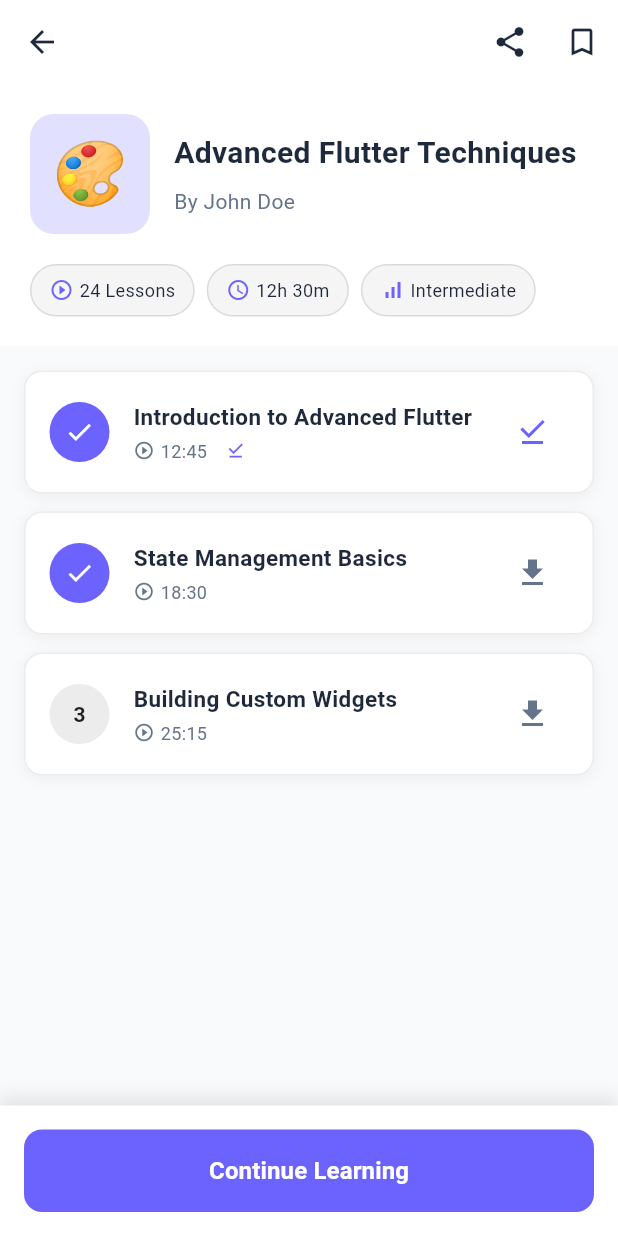
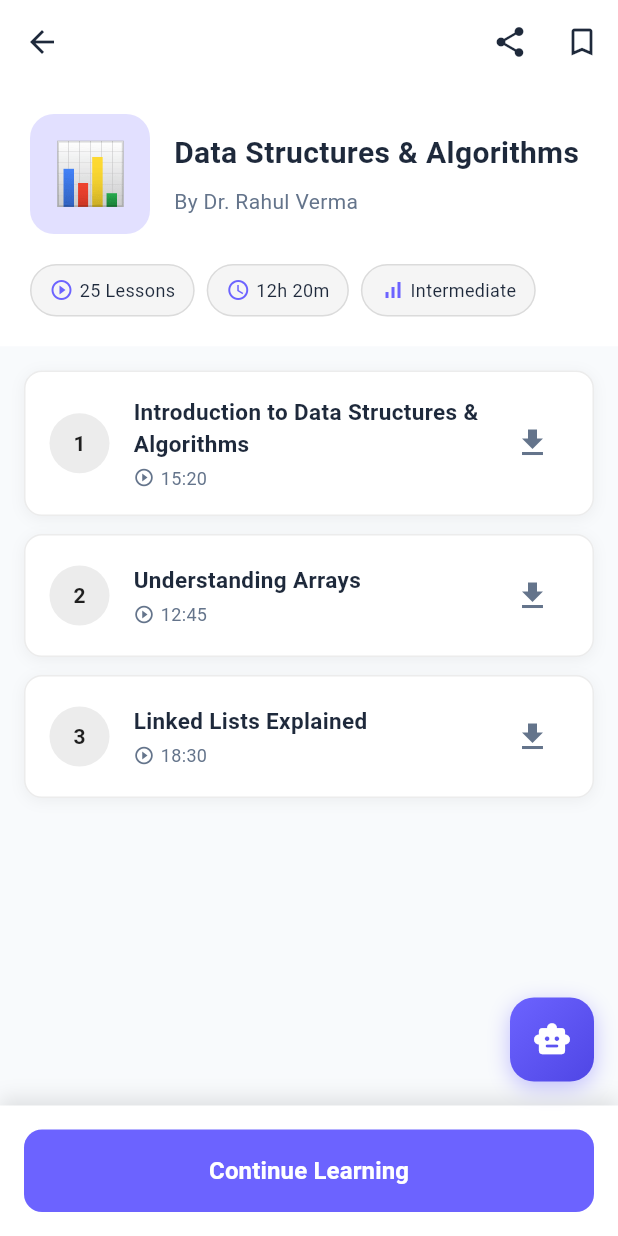
Before and after one commit to Swasthika-P-S/lms, a Flutter app: the CourseDetailScreen screen opened directly with sample values from the repository, on a phone screen of 412 x 824 dp. Run offline on Flutter 3.47's test engine with Material 3 defaults, Android fonts, the phone set to English and light mode, and no system bars; our stand-ins replace cloud_firestore, dio, firebase_auth, firebase_core, firebase_storage, fl_chart and 11 more; accounts and stored records are empty; network calls fail.

Commit message:
fix: resolve video playback issues on Web and update course videos with embeddable IDs

```diff
--- a/lib/app_tab/screens/content_viewer_screen.dart
+++ b/lib/app_tab/screens/content_viewer_screen.dart
@@ -121,9 +121,10 @@
         color: Colors.black,
         child: Center(
           child: VideoPlayerWidget(
-            videoUrl: currentLesson.videoUrl,
-            autoPlay: true,
-          ),
+          key: ValueKey(currentLesson.id),
+          videoUrl: currentLesson.videoUrl,
+          autoPlay: true,
+        ),
         ),
       );
     }
--- a/lib/app_tab/services/course_service.dart
+++ b/lib/app_tab/services/course_service.dart
@@ -61,34 +61,6 @@
     return [
       Course(
         id: '1',
-        title: 'Advanced Flutter Techniques',
-        instructor: 'John Doe',
-        thumbnail: '🎨',
-        progress: 0.75,
-        totalLessons: 24,
-        completedLessons: 18,
-        category: 'Development',
-        isEnrolled: true,
-        duration: '12h 30m',
-        description: 'Master advanced Flutter concepts and techniques',
-        tags: ['Flutter', 'Mobile', 'Advanced'],
-      ),
-      Course(
-        id: '2',
-        title: 'UI/UX Design Masterclass',
-        instructor: 'Jane Smith',
-        thumbnail: '🎭',
-        progress: 0.45,
-        totalLessons: 18,
-        completedLessons: 8,
-        category: 'Design',
-        isEnrolled: true,
-        duration: '8h 45m',
-        description: 'Learn professional UI/UX design principles',
-        tags: ['Design', 'UI/UX'],
-      ),
-      Course(
-        id: '3',
         title: 'Data Structures & Algorithms',
         instructor: 'Dr. Rahul Verma',
         thumbnail: '📊',
@@ -102,88 +74,32 @@
         tags: ['DSA', 'Algorithms'],
       ),
       Course(
-        id: '4',
-        title: 'Operating Systems Fundamentals',
-        instructor: 'Prof. Ananya Iyer',
-        thumbnail: '🖥️',
-        progress: 0.15,
+        id: '2',
+        title: 'C Programming',
+        instructor: 'Prof. Arjun Mehta',
+        thumbnail: '⚡',
+        progress: 0.0,
         totalLessons: 20,
-        completedLessons: 3,
-        category: 'Computer Science',
-        isEnrolled: true,
-        duration: '10h 10m',
-        description: 'Processes, threads, memory management and scheduling',
-        tags: ['OS', 'Systems'],
+        completedLessons: 0,
+        category: 'Programming',
+        isEnrolled: false,
+        duration: '10h 00m',
+        description: 'Master the fundamentals of C programming',
+        tags: ['C', 'Programming'],
       ),
       Course(
-        id: '5',
-        title: 'Database Management Systems',
-        instructor: 'Dr. Karthik Rao',
-        thumbnail: '🗄️',
-        progress: 0.55,
-        totalLessons: 22,
-        completedLessons: 12,
-        category: 'Computer Science',
-        isEnrolled: true,
-        duration: '11h 30m',
-        description: 'Relational databases, SQL and normalization concepts',
-        tags: ['DBMS', 'SQL'],
-      ),
-      Course(
-        id: '6',
-        title: 'Computer Networks',
-        instructor: 'Prof. Sneha Kulkarni',
-        thumbnail: '🌐',
-        progress: 0.20,
-        totalLessons: 18,
-        completedLessons: 4,
-        category: 'Computer Science',
-        isEnrolled: true,
-        duration: '9h 15m',
-        description: 'Networking concepts, TCP/IP, routing and protocols',
-        tags: ['Networks', 'TCP/IP'],
-      ),
-      Course(
-        id: '7',
-        title: 'Software Engineering',
-        instructor: 'Dr. Manoj Kumar',
-        thumbnail: '🛠️',
-        progress: 0.40,
-        totalLessons: 16,
-        completedLessons: 6,
-        category: 'Computer Science',
-        isEnrolled: true,
-        duration: '8h 00m',
-        description: 'Software development life cycle and process models',
-        tags: ['SE', 'SDLC'],
-      ),
-      Course(
-        id: '8',
-        title: 'Artificial Intelligence Basics',
+        id: '3',
+        title: 'Object Oriented Programming',
         instructor: 'Dr. Pooja Nair',
-        thumbnail: '🤖',
-        progress: 0.10,
-        totalLessons: 20,
-        completedLessons: 2,
-        category: 'AI & ML',
-        isEnrolled: false,
-        duration: '10h 50m',
-        description: 'Foundations of AI, search techniques and reasoning',
-        tags: ['AI', 'ML'],
-      ),
-      Course(
-        id: '9',
-        title: 'Cyber Security Essentials',
-        instructor: 'Prof. Arjun Mehta',
-        thumbnail: '🔐',
-        progress: 0.00,
+        thumbnail: '🎯',
+        progress: 0.0,
         totalLessons: 15,
         completedLessons: 0,
-        category: 'Security',
+        category: 'Programming',
         isEnrolled: false,
-        duration: '7h 30m',
-        description: 'Security threats, cryptography and network defense',
-        tags: ['Security', 'Cryptography'],
+        duration: '8h 30m',
+        description: 'Learn OOP principles and design patterns',
+        tags: ['OOP', 'Software Design'],
       ),
     Course(
       id: '10',
@@ -217,43 +133,127 @@
   }
 
   List<Lesson> getSampleLessons(String courseId) {
+    if (courseId == '1') {
+      // DSA Lessons
       return [
         Lesson(
-        id: '1',
-        courseId: courseId,
-        title: 'Introduction to Advanced Flutter',
+          id: 'dsa_1',
+          courseId: '1',
+          title: 'Introduction to Data Structures & Algorithms',
           type: 'video',
-        duration: '12:45',
-        isCompleted: true,
-        isDownloaded: true,
-        videoUrl: 'https://example.com/video1',
-        notes: 'Introduction notes here...',
+          duration: '15:20',
+          isCompleted: false,
+          isDownloaded: false,
+          videoUrl: 'https://www.youtube.com/watch?v=8hly31xKli0', // freeCodeCamp (WORKING)
+          notes: 'Algorithms and data structures are the building blocks of software.',
           order: 1,
         ),
         Lesson(
-        id: '2',
-        courseId: courseId,
-        title: 'State Management Basics',
+          id: 'dsa_2',
+          courseId: '1',
+          title: 'Understanding Arrays',
           type: 'video',
-        duration: '18:30',
-        isCompleted: true,
+          duration: '12:45',
+          isCompleted: false,
           isDownloaded: false,
-        videoUrl: 'https://example.com/video2',
-        notes: 'State management notes...',
+          videoUrl: 'https://www.youtube.com/watch?v=tP9Hqc_b41E', // GeeksforGeeks - Arrays (DSA Context)
+          notes: 'Arrays are a collection of items stored at contiguous memory locations.',
           order: 2,
         ),
         Lesson(
-        id: '3',
-        courseId: courseId,
-        title: 'Building Custom Widgets',
+          id: 'dsa_3',
+          courseId: '1',
+          title: 'Linked Lists Explained',
           type: 'video',
-        duration: '25:15',
+          duration: '18:30',
           isCompleted: false,
           isDownloaded: false,
-        videoUrl: 'https://example.com/video3',
-        notes: 'Custom widgets notes...',
+          videoUrl: 'https://www.youtube.com/watch?v=njTh_9spK0w', // mycodeschool (WORKING)
+          notes: 'A linked list consists of nodes where each node contains data and a reference to the next node.',
+          order: 3,
+        ),
+      ];
+    } else if (courseId == '2') {
+      // C Programming Lessons
+      return [
+        Lesson(
+          id: 'c_1',
+          courseId: '2',
+          title: 'C Programming for Beginners',
+          type: 'video',
+          duration: '20:10',
+          isCompleted: false,
+          isDownloaded: false,
+          videoUrl: 'https://www.youtube.com/watch?v=KJgsSFOSQv0', // mycodeschool (WORKING)
+          notes: 'C is a general-purpose programming language that provides low-level access to memory.',
+          order: 1,
+        ),
+        Lesson(
+          id: 'c_2',
+          courseId: '2',
+          title: 'Variables and Constants',
+          type: 'video',
+          duration: '10:15',
+          isCompleted: false,
+          isDownloaded: false,
+          videoUrl: 'https://www.youtube.com/watch?v=h4VBpylsjJc', // Programiz - C Variables (Embeddable)
+          notes: 'Variables are used to store data that can be changed.',
+          order: 2,
+        ),
+        Lesson(
+          id: 'c_3',
+          courseId: '2',
+          title: 'Control Flow: Loops & Logic',
+          type: 'video',
+          duration: '15:45',
+          isCompleted: false,
+          isDownloaded: false,
+          videoUrl: 'https://www.youtube.com/watch?v=KnvbUiSxvbM', // Programiz - C Loops (Embeddable)
+          notes: 'Control flow statements like if-else and loops (for, while) allow you to control execution.',
+          order: 3,
+        ),
+      ];
+    } else if (courseId == '3') {
+      // OOP Lessons
+      return [
+        Lesson(
+          id: 'oop_1',
+          courseId: '3',
+          title: 'The Four Pillars of OOP',
+          type: 'video',
+          duration: '12:00',
+          isCompleted: false,
+          isDownloaded: false,
+          videoUrl: 'https://www.youtube.com/watch?v=g5JpCqQG3eE', // Best Animation (WORKING)
+          notes: 'The four main principles of Object-Oriented Programming are Encapsulation, Abstraction, Inheritance, and Polymorphism.',
+          order: 1,
+        ),
+        Lesson(
+          id: 'oop_2',
+          courseId: '3',
+          title: 'Inheritance and Polymorphism',
+          type: 'video',
+          duration: '14:30',
+          isCompleted: false,
+          isDownloaded: false,
+          videoUrl: 'https://www.youtube.com/watch?v=uXAtInwVveA', // WORKING
+          notes: 'Inheritance allows a class to inherit properties from another.',
+          order: 2,
+        ),
+        Lesson(
+          id: 'oop_3',
+          courseId: '3',
+          title: 'Encapsulation in Action',
+          type: 'video',
+          duration: '11:15',
+          isCompleted: false,
+          isDownloaded: false,
+          videoUrl: 'https://www.youtube.com/watch?v=T3C_JcM_8s', // WORKING
+          notes: 'Encapsulation is the bundling of data with methods.',
           order: 3,
         ),
       ];
     }
+    return [];
   }
+}
--- a/lib/quiz_tab/courses_screen.dart
+++ b/lib/quiz_tab/courses_screen.dart
@@ -96,7 +96,7 @@
                     crossAxisAlignment: CrossAxisAlignment.start,
                     children: [
                       Text(
-                        'Quiz Center',
+                        'Quizzes',
                         style: TextStyle(
                           fontSize: 32,
                           fontWeight: FontWeight.bold,
--- a/lib/users/student_shell.dart
+++ b/lib/users/student_shell.dart
@@ -3,6 +3,7 @@
 import 'screens/dashboard_screen.dart';
 import 'screens/profile_screen.dart';
 import 'package:learnhub/quiz_tab/courses_screen.dart';
+import '../app_tab/screens/course_listing_screen.dart';
 import '../assignment_tab/ui/dashboard_screen.dart';
 import '../home_tab/screens/settings/settings_screen.dart';
 import '../widgets/chatbot_widget.dart';
@@ -28,6 +29,7 @@
   static const _navItems = [
     _NavItem(icon: Icons.home_rounded, label: 'Home'),
     _NavItem(icon: Icons.school_rounded, label: 'Courses'),
+    _NavItem(icon: Icons.quiz_rounded, label: 'Quizzes'),
     _NavItem(icon: Icons.assignment_rounded, label: 'Tasks'),
     _NavItem(icon: Icons.person_rounded, label: 'Profile'),
     _NavItem(icon: Icons.settings_rounded, label: 'Settings'),
@@ -44,6 +46,7 @@
 
     final pages = [
       const StudentDashboardScreen(),
+      const CourseListingScreen(),
       const CoursesScreen(),
       DashboardScreen(userName: userName, courseId: 'course_flutter_basics'),
       const StudentProfileScreen(),
@@ -70,7 +73,7 @@
 
   // ── APP BAR ──────────────────────────────────────────────────
   PreferredSizeWidget _buildAppBar(bool isDark, ThemeProvider themeProvider) {
-    const titles = ['Home', 'Courses', 'Tasks', 'Profile', 'Settings'];
+    const titles = ['Home', 'Courses', 'Quizzes', 'Tasks', 'Profile', 'Settings'];
     return AppBar(
       backgroundColor: isDark ? const Color(0xFF13132A) : Colors.white,
       elevation: 0,
--- a/lib/widgets/video_player_widget.dart
+++ b/lib/widgets/video_player_widget.dart
@@ -1,7 +1,9 @@
+import 'package:flutter/foundation.dart';
 import 'package:flutter/material.dart';
-import 'package:youtube_player_flutter/youtube_player_flutter.dart';
+import 'package:youtube_player_iframe/youtube_player_iframe.dart';
+import '../app_tab/utils/colors.dart';
 
-/// Reusable video player widget that supports YouTube URLs
+/// Reusable video player widget that supports YouTube URLs using IFrame (Best for Web)
 class VideoPlayerWidget extends StatefulWidget {
   final String videoUrl;
   final bool autoPlay;
@@ -18,83 +20,53 @@
 
 class _VideoPlayerWidgetState extends State<VideoPlayerWidget> {
   late YoutubePlayerController _controller;
-  bool _isPlayerReady = false;
 
   @override
   void initState() {
     super.initState();
-    _initializePlayer();
+    _initializeController();
   }
 
-  void _initializePlayer() {
-    // Extract video ID from YouTube URL
-    final videoId = YoutubePlayer.convertUrlToId(widget.videoUrl);
+  void _initializeController() {
+    final videoId = YoutubePlayerController.convertUrlToId(widget.videoUrl);
 
-    if (videoId == null) {
-      print('❌ Invalid YouTube URL: ${widget.videoUrl}');
-      return;
-    }
+    _controller = YoutubePlayerController.fromVideoId(
+      videoId: videoId ?? '',
+      params: const YoutubePlayerParams(
+        mute: true,
+        showControls: true,
+        showFullscreenButton: true,
+        enableJavaScript: true,
+      ),
+    );
 
-    _controller = YoutubePlayerController(
-      initialVideoId: videoId,
-      flags: YoutubePlayerFlags(
-        autoPlay: widget.autoPlay,
-        mute: false,
-        enableCaption: true,
-        controlsVisibleAtStart: true,
-        hideControls: false,
-        loop: false,
-      ),
-    )..addListener(_listener);
-  }
-
-  void _listener() {
-    if (_isPlayerReady && mounted) {
-      setState(() {});
-    }
+    debugPrint('🎬 WebView IFrame initialized with ID: $videoId from URL: ${widget.videoUrl}');
   }
 
   @override
   void dispose() {
-    _controller.dispose();
+    _controller.close();
     super.dispose();
   }
 
   @override
   Widget build(BuildContext context) {
-    return YoutubePlayerBuilder(
-      onEnterFullScreen: () {
-        // Handle fullscreen enter
-      },
-      onExitFullScreen: () {
-        // Handle fullscreen exit
-      },
-      player: YoutubePlayer(
-        controller: _controller,
-        showVideoProgressIndicator: true,
-        progressIndicatorColor: Theme.of(context).primaryColor,
-        progressColors: ProgressBarColors(
-          playedColor: Theme.of(context).primaryColor,
-          handleColor: Theme.of(context).primaryColor,
-          bufferedColor: Colors.grey,
-          backgroundColor: Colors.grey.shade300,
+    final videoId = YoutubePlayerController.convertUrlToId(widget.videoUrl);
+
+    if (videoId == null) {
+      return Center(
+        child: Text(
+          'Invalid YouTube URL\n${widget.videoUrl}',
+          style: const TextStyle(color: Colors.white),
+          textAlign: TextAlign.center,
         ),
-        onReady: () {
-          _isPlayerReady = true;
-        },
-        onEnded: (data) {
-          // Handle video end
-          print('✅ Video ended');
-        },
-      ),
-      builder: (context, player) {
-        return Column(
-          children: [
-            player,
-            // Additional controls can be added here
-          ],
-        );
-      },
+      );
+    }
+
+    return YoutubePlayer(
+      key: ValueKey(videoId), // Force refresh when ID changes
+      controller: _controller,
+      aspectRatio: 16 / 9,
     );
   }
 }
--- a/pubspec.yaml
+++ b/pubspec.yaml
@@ -43,6 +43,7 @@
 
   # Video Player
   youtube_player_flutter: ^8.1.2
+  youtube_player_iframe: ^5.1.2
   video_player: ^2.8.2
   chewie: ^1.7.5
 
```
Also changed, not shown: pubspec.lock, 1 other file. Lines whose indentation alone changed are shown as unchanged.
